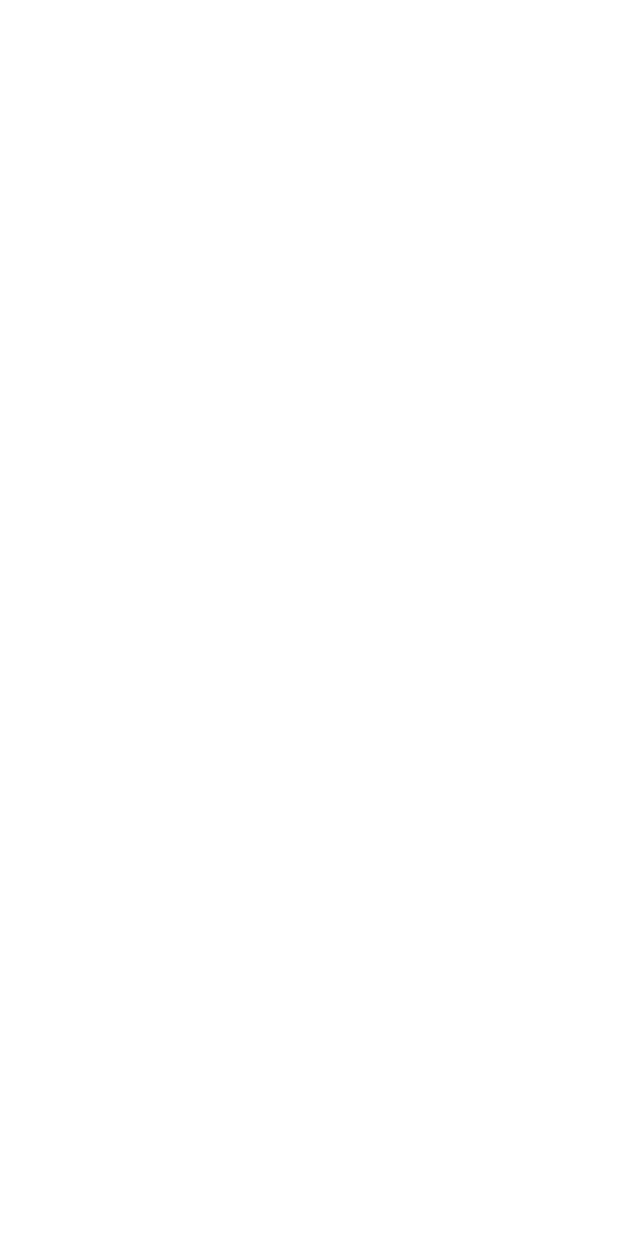
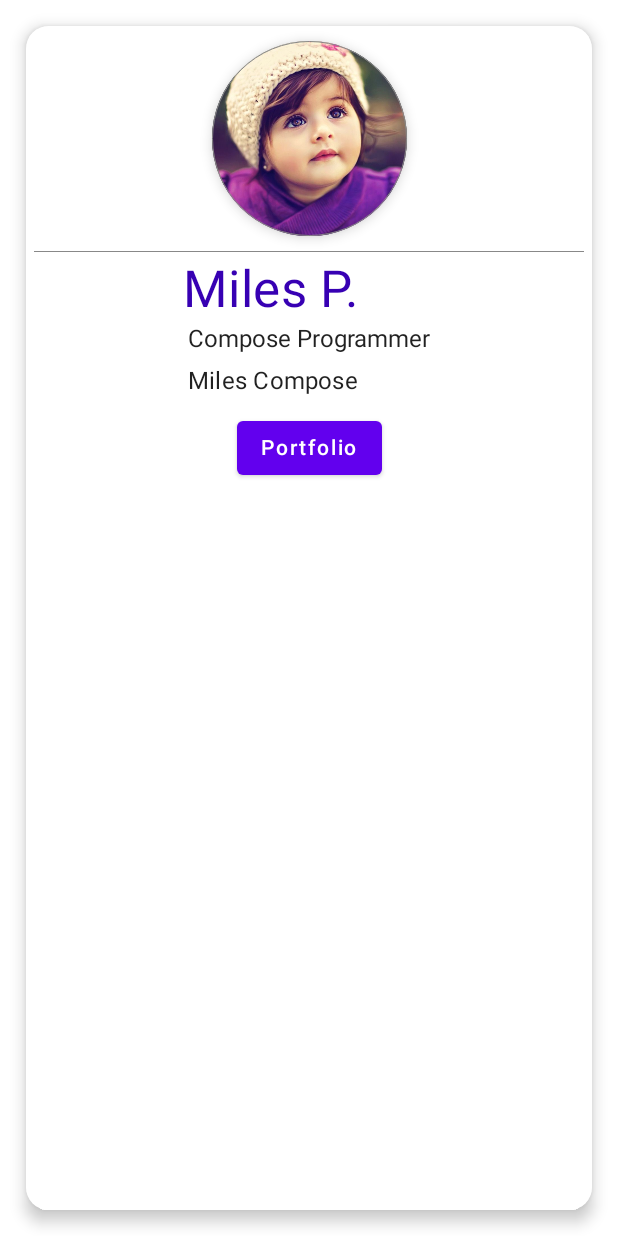
Before and after one commit to MdAkramKhanJehad/jet-biz-card-course-project, an Android app built with Jetpack Compose: the screen it shows after launch (MainActivity), on a phone screen of 412 x 824 dp. Before the commit the screen is empty. Run offline under Robolectric (Android 15) with nearby library versions, the phone set to English and light mode, and no system bars.

Commit message:
completed 1 page small intro project

```diff
--- a/app/src/main/java/com/example/jetbizcard/MainActivity.kt
+++ b/app/src/main/java/com/example/jetbizcard/MainActivity.kt
@@ -3,17 +3,30 @@ package com.example.jetbizcard
 import android.os.Bundle
 import androidx.activity.ComponentActivity
 import androidx.activity.compose.setContent
-import androidx.compose.foundation.layout.fillMaxHeight
-import androidx.compose.foundation.layout.fillMaxSize
-import androidx.compose.foundation.layout.fillMaxWidth
-import androidx.compose.foundation.layout.padding
-import androidx.compose.material.MaterialTheme
-import androidx.compose.material.Surface
-import androidx.compose.material.Text
+import androidx.compose.foundation.BorderStroke
+import androidx.compose.foundation.Image
+import androidx.compose.foundation.background
+import androidx.compose.foundation.layout.*
+import androidx.compose.foundation.lazy.LazyColumn
+import androidx.compose.foundation.lazy.items
+import androidx.compose.foundation.shape.CircleShape
+import androidx.compose.foundation.shape.CornerSize
+import androidx.compose.foundation.shape.RoundedCornerShape
+import androidx.compose.material.*
 import androidx.compose.runtime.Composable
+import androidx.compose.runtime.mutableStateOf
+import androidx.compose.runtime.remember
+import androidx.compose.ui.Alignment
 import androidx.compose.ui.Modifier
-import androidx.compose.ui.draw.clip
+import androidx.compose.ui.graphics.Color
+import androidx.compose.ui.graphics.RectangleShape
+import androidx.compose.ui.layout.ContentScale
+import androidx.compose.ui.res.painterResource
+import androidx.compose.ui.text.font.Font
+import androidx.compose.ui.text.font.FontWeight
 import androidx.compose.ui.tooling.preview.Preview
+import androidx.compose.ui.unit.Dp
+import androidx.compose.ui.unit.dp
 import com.example.jetbizcard.ui.theme.JetBizCardTheme
 
 class MainActivity : ComponentActivity() {
@@ -21,7 +34,6 @@ class MainActivity : ComponentActivity() {
         super.onCreate(savedInstanceState)
         setContent {
             JetBizCardTheme {
-                // A surface container using the 'background' color from the theme
                 Surface(
                     color = MaterialTheme.colors.background
                 ) {
@@ -34,10 +46,130 @@ class MainActivity : ComponentActivity() {
 
 @Composable
 fun CreateBizCard(){
-    Surface(modifier = Modifier.fillMaxHeight().fillMaxWidth()) {
+    val buttonClickedState = remember{
+        mutableStateOf(false)
+    }
 
+    Surface(modifier = Modifier
+        .fillMaxHeight()
+        .fillMaxWidth()) {
+        Card(modifier = Modifier
+            .width(200.dp)
+            .height(390.dp)
+            .padding(17.dp),
+            elevation = 6.dp,
+            shape = RoundedCornerShape(corner = CornerSize(15.dp))
+        ) {
+            Column(modifier = Modifier.height(300.dp), verticalArrangement = Arrangement.Top, horizontalAlignment = Alignment.CenterHorizontally) {
+
+                CreateImageProfile(150.dp)
+                Divider(modifier = Modifier.padding(start = 5.dp, end = 5.dp),color = Color.Gray, thickness = 0.5.dp)
+                CreateInfo()
+                Button(onClick = {
+                        buttonClickedState.value = !buttonClickedState.value
+                    }) {
+                    Text(text = "Portfolio", style = MaterialTheme.typography.button)
+                }
+                if(buttonClickedState.value){
+                    Content()
+                }else{
+                    Box{}
+                }
+            }
+        }
     }
 }
+
+
+@Composable
+fun Content(){
+    Box(modifier = Modifier
+        .fillMaxWidth()
+        .fillMaxHeight()
+        .padding(5.dp)) {
+        Surface(modifier = Modifier
+            .padding(3.dp)
+            .fillMaxHeight()
+            .fillMaxWidth(),
+            shape = RoundedCornerShape(corner = CornerSize(6.dp)),
+            border = BorderStroke(width = 2.dp, color = Color.LightGray)
+        ) {
+            Portfolio(data = listOf("Project 1", "Project 2", "Project 3", "Project 4", "Project 5"))
+        }
+    }
+}
+
+
+@Composable
+fun Portfolio(data: List<String>) {
+    LazyColumn{
+        items(data){ item ->
+            Card(modifier = Modifier
+                .padding(13.dp)
+                .fillMaxWidth(),
+                shape = RoundedCornerShape(corner = CornerSize(7.dp)),
+                elevation = 4.dp) {
+                Row(modifier = Modifier
+                    .padding(8.dp)
+                    .background(MaterialTheme.colors.surface)
+                ) {
+                    CreateImageProfile(90.dp)
+                    Column(modifier = Modifier
+                        .padding(7.dp)
+                        .align(alignment = Alignment.CenterVertically)
+                        ) {
+                            Text(text = item, fontWeight = FontWeight.Bold)
+                            Text(text = "$item is a great project", style = MaterialTheme.typography.body2)
+                        }
+
+                }
+            }
+        }
+    }
+}
+
+
+@Composable
+private fun CreateInfo() {
+    Column(modifier = Modifier.padding(5.dp)) {
+        Text(
+            text = "Miles P.",
+            style = MaterialTheme.typography.h4,
+            color = MaterialTheme.colors.primaryVariant
+        )
+        Text(
+            text = "Compose Programmer",
+            modifier = Modifier.padding(3.dp)
+        )
+        Text(
+            text = "Miles Compose",
+            style = MaterialTheme.typography.subtitle1,
+            modifier = Modifier.padding(3.dp)
+        )
+    }
+}
+
+
+@Composable
+private fun CreateImageProfile(surfaceSize: Dp) {
+    Surface(
+        modifier = Modifier
+            .size(surfaceSize)
+            .padding(10.dp),
+        shape = CircleShape,
+        border = BorderStroke(0.5.dp, Color.Gray),
+        elevation = 5.dp,
+        color = MaterialTheme.colors.onSurface.copy(alpha = 0.5f)
+    ) {
+        Image(
+            painter = painterResource(id = R.drawable.baby),
+            contentDescription = "Profile pic",
+            modifier = Modifier.size(135.dp),
+            contentScale = ContentScale.Crop
+        )
+    }
+}
+
 
 @Preview(showBackground = true)
 @Composable
```
Also changed, not shown: app/src/main/res/drawable/baby.jpg (added).
